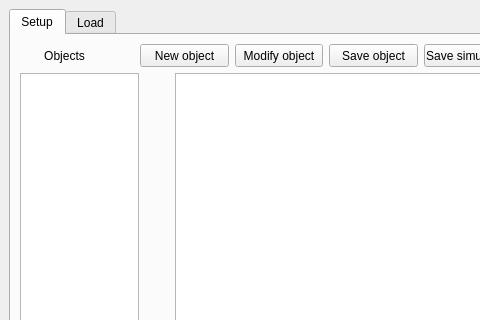
The window that oopao_ui_interface.ui (nrodlin/oopao-gui) describes before a commit, drawn with Qt 5; both pictures show x 0 to 480 and y 0 to 320 of the 792 by 646 pixel window.
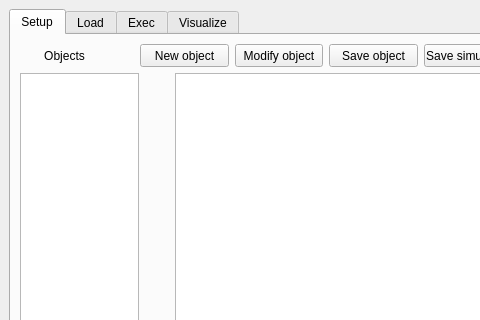
The same window after the commit. The open tabs and pages were chosen to show the change.

```diff
--- a/oopao_ui_interface.ui
+++ b/oopao_ui_interface.ui
@@ -208,6 +208,16 @@
           <string>Load</string>
          </attribute>
         </widget>
+        <widget class="QWidget" name="exec_tab">
+         <attribute name="title">
+          <string>Exec</string>
+         </attribute>
+        </widget>
+        <widget class="QWidget" name="vis_tab">
+         <attribute name="title">
+          <string>Visualize</string>
+         </attribute>
+        </widget>
        </widget>
       </item>
      </layout>
```
Left out of the diff: 2 changed lines with no effect on the pictures.
